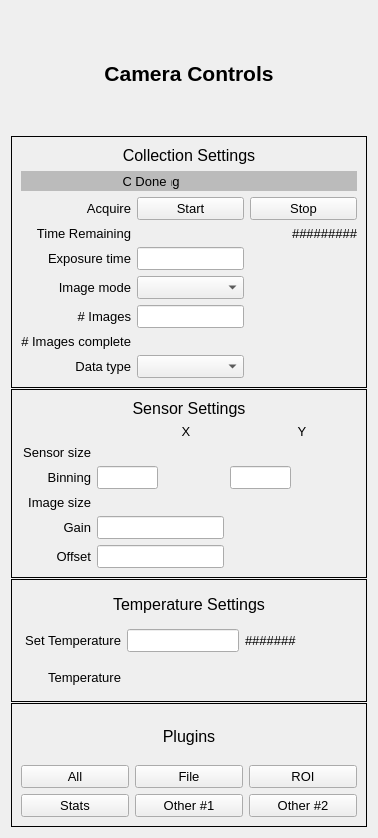
Above: diffractometer_controls/extra_ui/tomo_cam_controls.ui from MIT-NRL/diffractometer-controls before the change. Below: the same form after it.
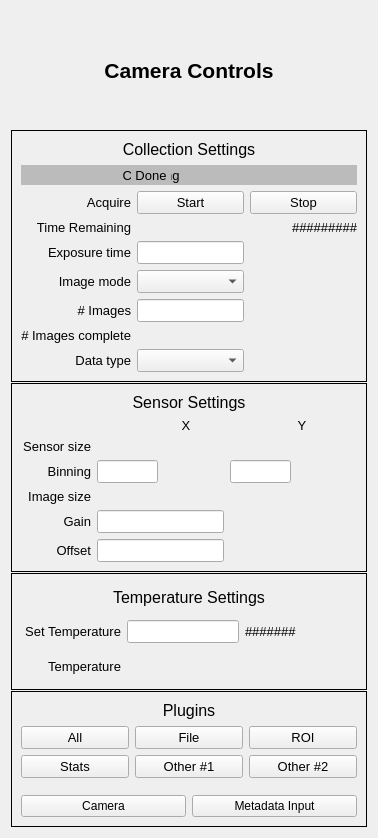
That is the form after the change. Custom widgets are drawn as their Qt base class.

Commit message: Fix UI fomatting and improve metadata input

```diff
--- a/diffractometer_controls/extra_ui/tomo_cam_controls.ui
+++ b/diffractometer_controls/extra_ui/tomo_cam_controls.ui
@@ -2370,6 +2370,125 @@
         </item>
        </layout>
       </item>
+      <item>
+       <widget class="PyDMDrawingLine" name="PyDMDrawingLine">
+        <property name="sizePolicy">
+         <sizepolicy hsizetype="Preferred" vsizetype="Minimum">
+          <horstretch>0</horstretch>
+          <verstretch>0</verstretch>
+         </sizepolicy>
+        </property>
+        <property name="minimumSize">
+         <size>
+          <width>0</width>
+          <height>5</height>
+         </size>
+        </property>
+        <property name="toolTip">
+         <string/>
+        </property>
+       </widget>
+      </item>
+      <item>
+       <layout class="QHBoxLayout" name="horizontalLayout_18">
+        <item>
+         <widget class="PyDMRelatedDisplayButton" name="PyDMRelatedDisplayButton_2">
+          <property name="sizePolicy">
+           <sizepolicy hsizetype="MinimumExpanding" vsizetype="Fixed">
+            <horstretch>0</horstretch>
+            <verstretch>0</verstretch>
+           </sizepolicy>
+          </property>
+          <property name="minimumSize">
+           <size>
+            <width>70</width>
+            <height>0</height>
+           </size>
+          </property>
+          <property name="toolTip">
+           <string/>
+          </property>
+          <property name="styleSheet">
+           <string notr="true">PyDMRelatedDisplayButton{
+  color: rgb(0, 0, 0);
+  background-color: rgb(115, 223, 255);
+  }</string>
+          </property>
+          <property name="text">
+           <string>Camera</string>
+          </property>
+          <property name="filenames" stdset="0">
+           <stringlist>
+            <string>ADZWO.ui</string>
+            <string>ADQHY.ui</string>
+           </stringlist>
+          </property>
+          <property name="titles" stdset="0">
+           <stringlist>
+            <string>ZWO Camera Settings</string>
+            <string>QHY Camera Settings</string>
+           </stringlist>
+          </property>
+          <property name="showIcon" stdset="0">
+           <bool>false</bool>
+          </property>
+          <property name="macros" stdset="0">
+           <stringlist>
+            <string>P=${P},R=${R}</string>
+            <string>P=${P},R=${R}</string>
+           </stringlist>
+          </property>
+          <property name="openInNewWindow" stdset="0">
+           <bool>true</bool>
+          </property>
+         </widget>
+        </item>
+        <item>
+         <widget class="PyDMRelatedDisplayButton" name="PyDMRelatedDisplayButton_3">
+          <property name="sizePolicy">
+           <sizepolicy hsizetype="MinimumExpanding" vsizetype="Fixed">
+            <horstretch>0</horstretch>
+            <verstretch>0</verstretch>
+           </sizepolicy>
+          </property>
+          <property name="minimumSize">
+           <size>
+            <width>70</width>
+            <height>0</height>
+           </size>
+          </property>
+          <property name="toolTip">
+           <string/>
+          </property>
+          <property name="styleSheet">
+           <string notr="true">PyDMRelatedDisplayButton{
+  color: rgb(0, 0, 0);
+  background-color: rgb(115, 223, 255);
+  }</string>
+          </property>
+          <property name="text">
+           <string>Metadata Input</string>
+          </property>
+          <property name="filenames" stdset="0">
+           <stringlist>
+            <string>metadata_input.ui</string>
+           </stringlist>
+          </property>
+          <property name="showIcon" stdset="0">
+           <bool>false</bool>
+          </property>
+          <property name="macros" stdset="0">
+           <stringlist>
+            <string>P=${P},R=TS:</string>
+           </stringlist>
+          </property>
+          <property name="openInNewWindow" stdset="0">
+           <bool>true</bool>
+          </property>
+         </widget>
+        </item>
+       </layout>
+      </item>
      </layout>
     </widget>
    </item>
@@ -2381,6 +2500,11 @@
    <extends>QLabel</extends>
    <header>pydm.widgets.label</header>
   </customwidget>
+  <customwidget>
+   <class>PyDMDrawingLine</class>
+   <extends>QWidget</extends>
+   <header>pydm.widgets.drawing</header>
+  </customwidget>
   <customwidget>
    <class>PyDMEnumComboBox</class>
    <extends>QComboBox</extends>
```
The commit also changes 3 other files.
